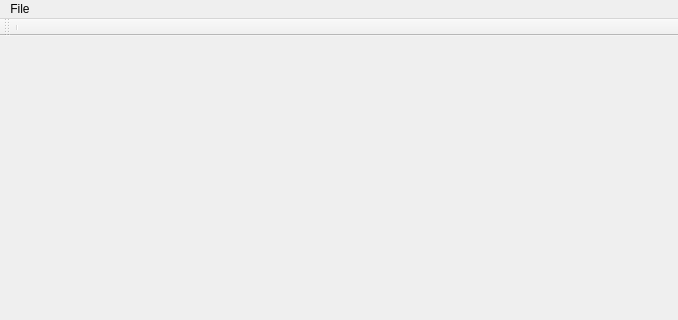
ViacheslavN/GIS, file src/GeoConvertor/GeoConvertor/geoconvertor.ui: the form before one commit; both pictures show x 0 to 678 and y 0 to 320 of the 678 by 505 pixel window.
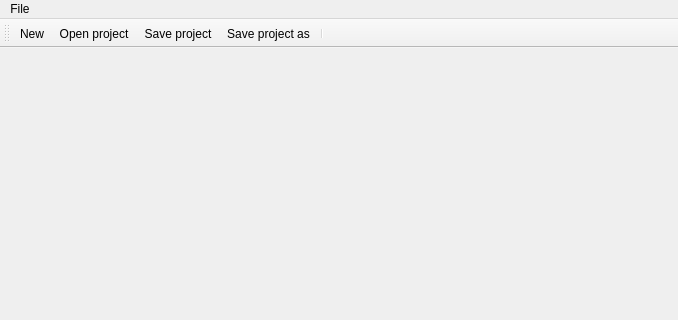
The form after the commit. Icons and pictures are not drawn.

Diff of the .ui file:
```diff
--- a/src/GeoConvertor/GeoConvertor/geoconvertor.ui
+++ b/src/GeoConvertor/GeoConvertor/geoconvertor.ui
@@ -58,6 +58,10 @@
    <attribute name="toolBarBreak">
     <bool>false</bool>
    </attribute>
+    <addaction name="actionNew"/>
+    <addaction name="actionOpen_project"/>
+    <addaction name="actionSave_project"/>
+    <addaction name="actionSave_project_as"/>
    <addaction name="separator"/>
   </widget>
   <action name="actionNew">
```
